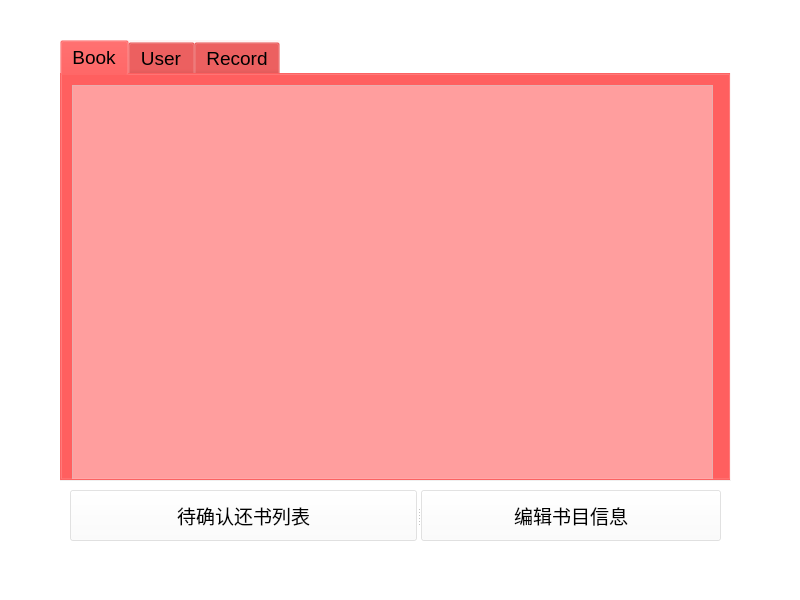
Qt form LibraryManagementSystem/admingui.ui (jkxing/LibraryManagementSystem) before a commit.
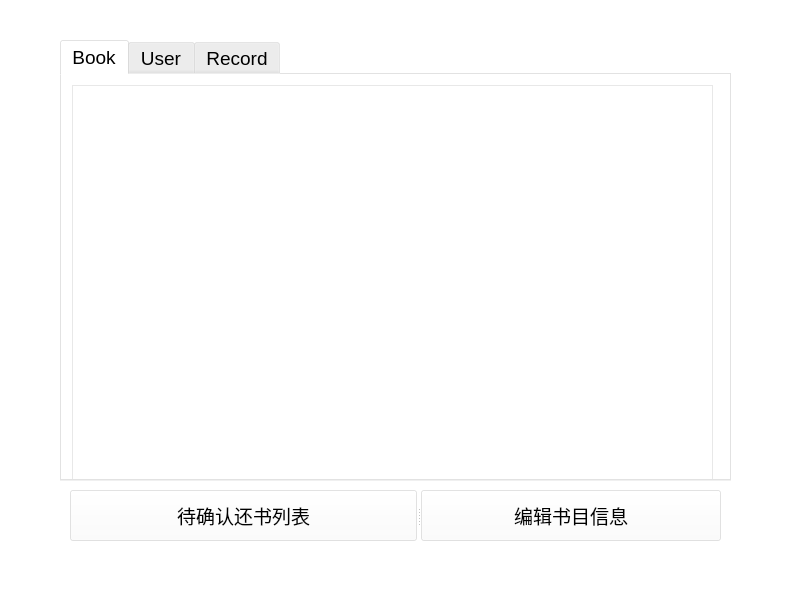
The same form after that commit.

```diff
--- a/LibraryManagementSystem/admingui.ui
+++ b/LibraryManagementSystem/admingui.ui
@@ -71,7 +71,7 @@
      </font>
     </property>
     <property name="styleSheet">
-     <string notr="true">background-color:rgba(255, 0, 0,10)</string>
+     <string notr="true"/>
     </property>
     <property name="currentIndex">
      <number>0</number>
```
